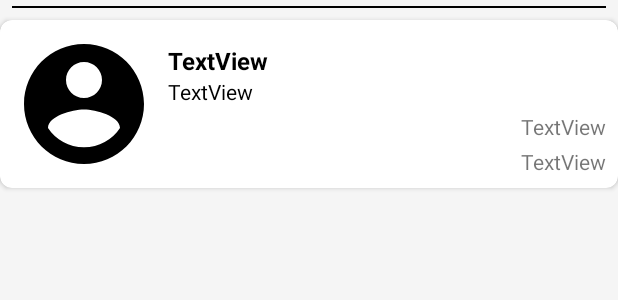
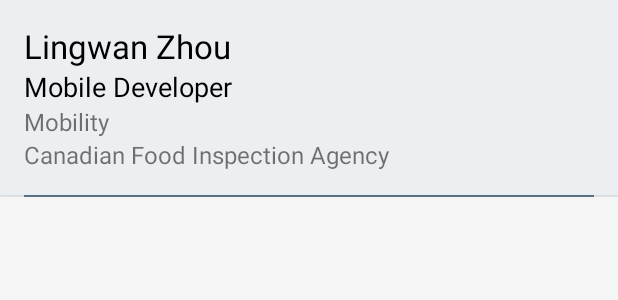
Before and after one commit to cfiamobility/directinfo, an Android app: the layout search_result_row.xml on its own in the app's theme, with its tools: preview values and no code run, on a phone screen of 412 x 824 dp. Shown: the top 300 px of the screen. Run offline under Robolectric (Android 15) with nearby library versions, the phone set to English and light mode, and no system bars.

Commit message:
Redesigned search item, splash screen, about page and icon

```diff
--- a/app/src/main/AndroidManifest.xml
+++ b/app/src/main/AndroidManifest.xml
@@ -13,9 +13,9 @@
 
     <application
         android:allowBackup="true"
-        android:icon="@mipmap/ic_launcher"
+        android:icon="@mipmap/ic_directinfo"
         android:label="@string/app_name"
-        android:roundIcon="@mipmap/ic_launcher_round"
+        android:roundIcon="@mipmap/ic_directinfo"
         android:supportsRtl="true"
         android:theme="@style/AppTheme">
         <activity android:name=".MainActivity">
--- a/app/src/main/java/ca/gc/inspection/directinfo/DirectInfoAbout.java
+++ b/app/src/main/java/ca/gc/inspection/directinfo/DirectInfoAbout.java
@@ -7,7 +7,6 @@ import android.support.v7.widget.Toolbar;
 
 
 public class DirectInfoAbout extends AppCompatActivity {
-    Toolbar toolbar;
 
 
     @Override
@@ -15,9 +14,6 @@ public class DirectInfoAbout extends AppCompatActivity {
         super.onCreate(savedInstanceState);
 
         setContentView(R.layout.activity_about);
-        toolbar = findViewById(R.id.toolbar1);
-        setSupportActionBar(toolbar);
-        getSupportActionBar().setTitle(R.string.aboutTitle);
 
 
     }
--- /dev/null
+++ b/app/src/main/res/drawable-v24/about_bg.xml
@@ -0,0 +1,5 @@
+<?xml version="1.0" encoding="utf-8"?>
+<shape xmlns:android="http://schemas.android.com/apk/res/android">
+<solid android:color="#eceff1"/>
+    <corners android:radius="8dp"/>
+</shape>
--- a/app/src/main/res/layout/search_result_row.xml
+++ b/app/src/main/res/layout/search_result_row.xml
@@ -1,109 +1,66 @@
 <?xml version="1.0" encoding="utf-8"?>
-<android.support.constraint.ConstraintLayout xmlns:android="http://schemas.android.com/apk/res/android"
+<android.support.constraint.ConstraintLayout
+    xmlns:android="http://schemas.android.com/apk/res/android"
     xmlns:app="http://schemas.android.com/apk/res-auto"
-    xmlns:tools="http://schemas.android.com/tools"
     android:layout_width="match_parent"
     android:layout_height="wrap_content">
+
+    <LinearLayout
+        android:id="@+id/linearLayout"
+        android:layout_width="match_parent"
+        android:layout_height="wrap_content"
+        android:background="#ECEFF1"
+        android:elevation="4dp"
+        android:orientation="vertical"
+        android:padding="16dp">
+
+        <TextView
+            android:id="@+id/personNameTV"
+            android:layout_width="wrap_content"
+            android:layout_height="wrap_content"
+            android:contentDescription="name"
+            android:text="Lingwan Zhou"
+            android:textColor="@android:color/black"
+            android:textSize="22sp" />
+
+        <TextView
+            android:id="@+id/personPositionTV"
+            android:layout_width="wrap_content"
+            android:layout_height="wrap_content"
+            android:contentDescription="position"
+            android:text="Mobile Developer"
+            android:textColor="@android:color/black"
+            android:textSize="18sp" />
+
+        <TextView
+            android:id="@+id/personBranchTV"
+            android:layout_width="wrap_content"
+            android:layout_height="wrap_content"
+            android:contentDescription="Branch"
+            android:text="Mobility"
+            android:textSize="16sp" />
+
+        <TextView
+            android:id="@+id/personDepartmentTV"
+            android:layout_width="wrap_content"
+            android:layout_height="wrap_content"
+            android:contentDescription="Department"
+            android:text="Canadian Food Inspection Agency"
+            android:textSize="16sp" />
+
+    </LinearLayout>
 
     <View
         android:id="@+id/divider"
         android:layout_width="match_parent"
         android:layout_height="1dp"
-        android:layout_marginBottom="4dp"
-        android:layout_marginEnd="8dp"
-        android:layout_marginStart="8dp"
-        android:layout_marginTop="4dp"
-        android:background="#000000"
+        android:layout_marginEnd="16dp"
+        android:layout_marginStart="16dp"
+        android:background="#607d8b"
         android:visibility="visible"
-        app:layout_constraintBottom_toTopOf="@+id/cardView"
         app:layout_constraintEnd_toEndOf="parent"
         app:layout_constraintStart_toStartOf="parent"
-        app:layout_constraintTop_toTopOf="parent" />
-
-    <android.support.v7.widget.CardView
-        android:id="@+id/cardView"
-        android:layout_width="0dp"
-        android:layout_height="wrap_content"
-        android:layout_marginBottom="4dp"
-        android:layout_marginTop="4dp"
-        app:cardBackgroundColor="@color/md_white_1000"
-        app:cardCornerRadius="8dp"
-        app:layout_constraintBottom_toBottomOf="parent"
-        app:layout_constraintEnd_toEndOf="parent"
-        app:layout_constraintStart_toStartOf="parent"
-        app:layout_constraintTop_toBottomOf="@id/divider">
-
-        <android.support.constraint.ConstraintLayout
-            android:layout_width="match_parent"
-            android:layout_height="wrap_content">
-
-            <TextView
-                android:id="@+id/personNameTV"
-                android:layout_width="wrap_content"
-                android:layout_height="wrap_content"
-                android:layout_marginStart="8dp"
-                android:layout_marginTop="16dp"
-                android:text="TextView"
-                android:textColor="@color/md_black_1000"
-                android:textSize="16sp"
-                android:textStyle="bold"
-                app:layout_constraintStart_toEndOf="@+id/imageView"
-                app:layout_constraintTop_toTopOf="parent" />
-
-            <TextView
-                android:id="@+id/personPhoneTV"
-                android:layout_width="wrap_content"
-                android:layout_height="wrap_content"
-                android:layout_marginEnd="8dp"
-                android:layout_marginTop="4dp"
-                android:autoLink="phone"
-                android:text="TextView"
-                android:textColorLink="@android:color/holo_red_light"
-                android:textSize="14sp"
-                app:layout_constraintEnd_toEndOf="parent"
-                app:layout_constraintTop_toBottomOf="@+id/personPositionTV" />
-
-            <TextView
-                android:id="@+id/personEmailTV"
-                android:layout_width="wrap_content"
-                android:layout_height="wrap_content"
-                android:layout_marginBottom="8dp"
-                android:layout_marginTop="4dp"
-                android:autoLink="email"
-                android:text="TextView"
-                android:textColorLink="@android:color/holo_red_light"
-                android:textSize="14sp"
-                app:layout_constraintBottom_toBottomOf="parent"
-                app:layout_constraintEnd_toEndOf="@+id/personPhoneTV"
-                app:layout_constraintTop_toBottomOf="@+id/personPhoneTV" />
-
-            <TextView
-                android:id="@+id/personPositionTV"
-                android:layout_width="0dp"
-                android:layout_height="wrap_content"
-                android:layout_marginEnd="8dp"
-                android:text="TextView"
-                android:textColor="@color/md_black_1000"
-                android:textSize="14sp"
-                app:layout_constraintEnd_toEndOf="parent"
-                app:layout_constraintStart_toStartOf="@+id/personNameTV"
-                app:layout_constraintTop_toBottomOf="@+id/personNameTV" />
-
-            <ImageView
-                android:id="@+id/imageView"
-                android:layout_width="wrap_content"
-                android:layout_height="wrap_content"
-                android:layout_marginBottom="8dp"
-                android:layout_marginStart="8dp"
-                android:layout_marginTop="8dp"
-                android:src="@drawable/ic_account_circle_white_96dp"
-                app:layout_constraintBottom_toBottomOf="parent"
-                app:layout_constraintStart_toStartOf="parent"
-                app:layout_constraintTop_toTopOf="parent" />
-
-        </android.support.constraint.ConstraintLayout>
-
-    </android.support.v7.widget.CardView>
+        app:layout_constraintTop_toBottomOf="@+id/linearLayout" />
 
 
 </android.support.constraint.ConstraintLayout>
--- a/app/src/main/res/values/colors.xml
+++ b/app/src/main/res/values/colors.xml
@@ -1,6 +1,6 @@
 <?xml version="1.0" encoding="utf-8"?>
 <resources>
-    <color name="colorPrimary">#3F51B5</color>
-    <color name="colorPrimaryDark">#303f9f</color>
-    <color name="colorAccent">#FF4081</color>
+    <color name="colorPrimary">#b02a24</color>
+    <color name="colorPrimaryDark">#790000</color>
+    <color name="colorAccent">#78909c</color>
 </resources>
```
Also changed, not shown: app/src/main/java/ca/gc/inspection/directinfo/DirectInfoAdapter.java (+6 -6 lines), app/src/main/java/ca/gc/inspection/directinfo/DownloadDatabase.java (+15 -31 lines), app/src/main/res/anim/push_down.xml (added, +7 -0 lines), app/src/main/res/layout/activity_about.xml (+41 -19 lines), app/src/main/res/layout/activity_main.xml (+10 -1 lines), app/src/main/res/drawable-v24/logo.png (added), app/src/main/res/mipmap-xxhdpi/ic_directinfo.png (added).
